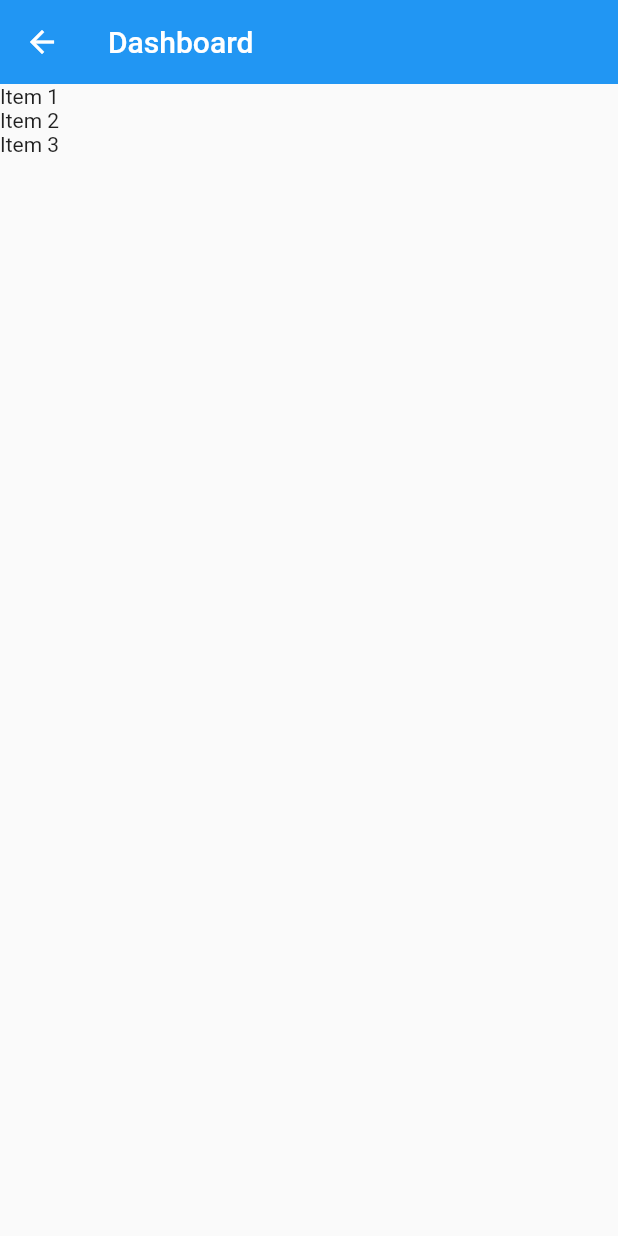
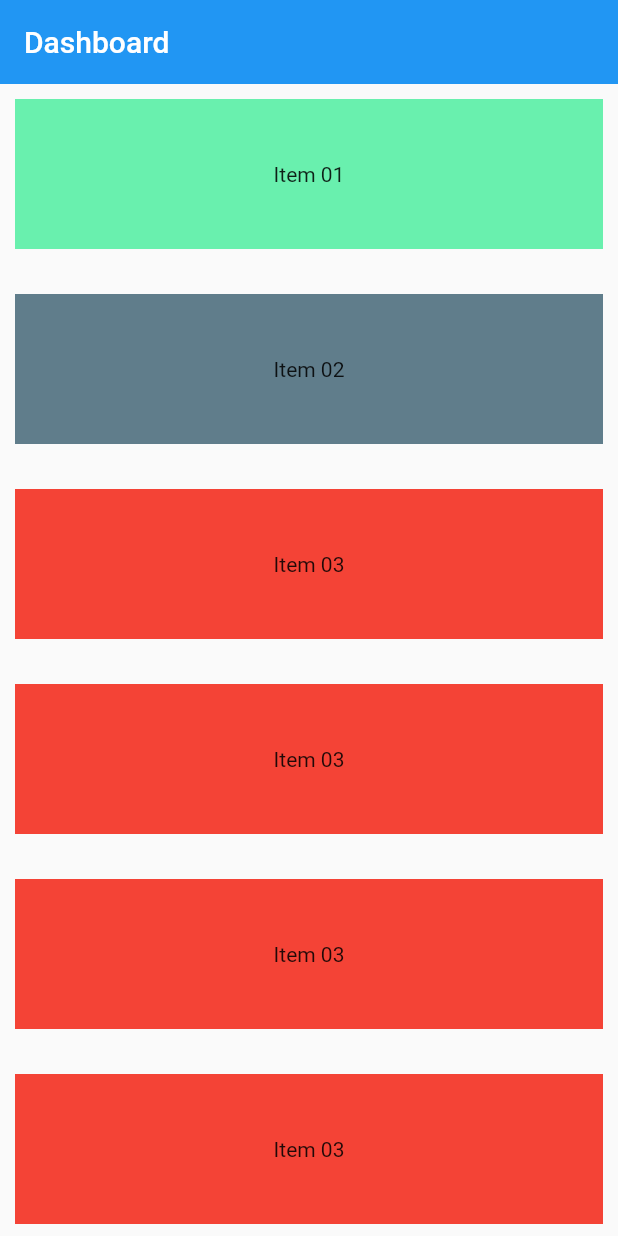
Before and after one commit to mishkatmustafid/arektu_shikhi, a Flutter app: the Dashboard screen opened directly, on a phone screen of 412 x 824 dp. Run offline on Flutter 3.47's test engine with Material 2 defaults, Android fonts, the light colour scheme and no system bars; our stand-ins replace percent_indicator.

Commit message:
dashboard first draft

```diff
--- a/lib/dashboard.dart
+++ b/lib/dashboard.dart
@@ -14,14 +14,53 @@ class _DashboardState extends State<Dashboard> {
       appBar: AppBar(
         title: Text('Dashboard'),
         elevation: 0,
-
+        automaticallyImplyLeading: false,
       ),
       body: SafeArea(
         child: ListView(
-          children: <Widget>[
-            Text('Item 1'),
-            Text('Item 2'),
-            Text('Item 3'),
+          scrollDirection: Axis.vertical,
+          children: [
+            Container(
+              margin: EdgeInsets.all(10),
+              child: Center(child: Text('Item 01')),
+              height: 100,
+              color: Colors.greenAccent,
+            ),
+            SizedBox(height: 10,),
+            Container(
+              margin: EdgeInsets.all(10),
+              child: Center(child: Text('Item 02')),
+              height: 100,
+              color: Colors.blueGrey,
+            ),
+            SizedBox(height: 10,),
+            Container(
+              margin: EdgeInsets.all(10),
+              child: Center(child: Text('Item 03')),
+              height: 100,
+              color: Colors.red,
+            ),
+            SizedBox(height: 10,),
+            Container(
+              margin: EdgeInsets.all(10),
+              child: Center(child: Text('Item 03')),
+              height: 100,
+              color: Colors.red,
+            ),
+            SizedBox(height: 10,),
+            Container(
+              margin: EdgeInsets.all(10),
+              child: Center(child: Text('Item 03')),
+              height: 100,
+              color: Colors.red,
+            ),
+            SizedBox(height: 10,),
+            Container(
+              margin: EdgeInsets.all(10),
+              child: Center(child: Text('Item 03')),
+              height: 100,
+              color: Colors.red,
+            ),
           ],
         ),
       ),
```
